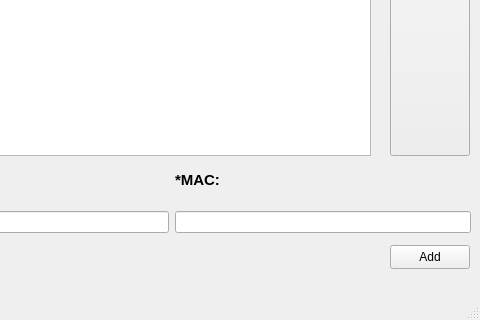
Daniil-KOT/gb-qt-creator, file HW2/CompTable/comptable.ui: the form before one commit; both pictures show x 450 to 930 and y 315 to 635 of the 930 by 635 pixel window.
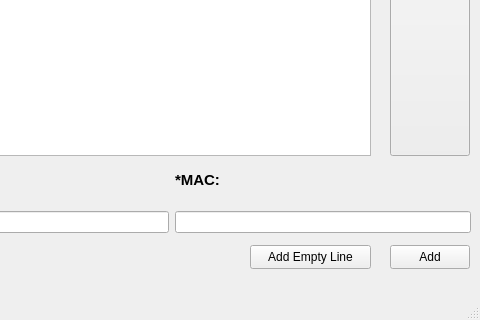
The form after the commit.

Commit message: 'add empty line button' added

Diff of the .ui file:
```diff
--- a/HW2/CompTable/comptable.ui
+++ b/HW2/CompTable/comptable.ui
@@ -129,6 +129,19 @@
      <string>Paint Line</string>
     </property>
    </widget>
+   <widget class="QPushButton" name="add_empty_btn">
+    <property name="geometry">
+     <rect>
+      <x>700</x>
+      <y>560</y>
+      <width>121</width>
+      <height>24</height>
+     </rect>
+    </property>
+    <property name="text">
+     <string>Add Empty Line</string>
+    </property>
+   </widget>
   </widget>
   <widget class="QMenuBar" name="menubar">
    <property name="geometry">
```
Left out of the diff: 2 changed lines with no effect on the pictures. The commit also changes 2 other files.
